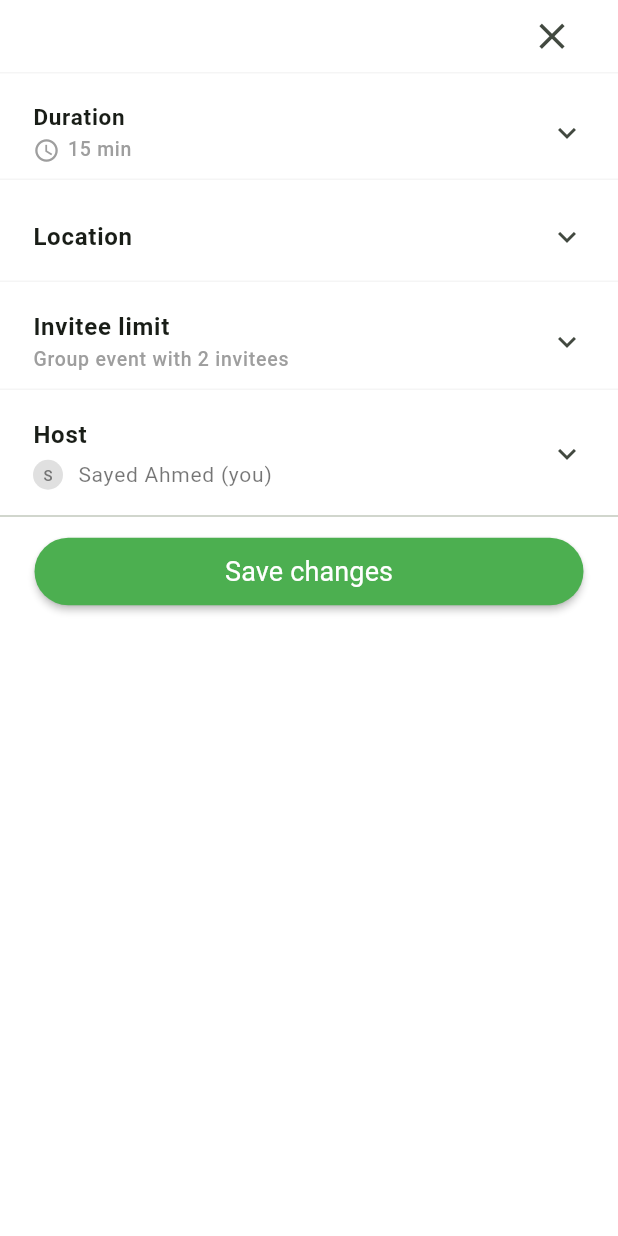
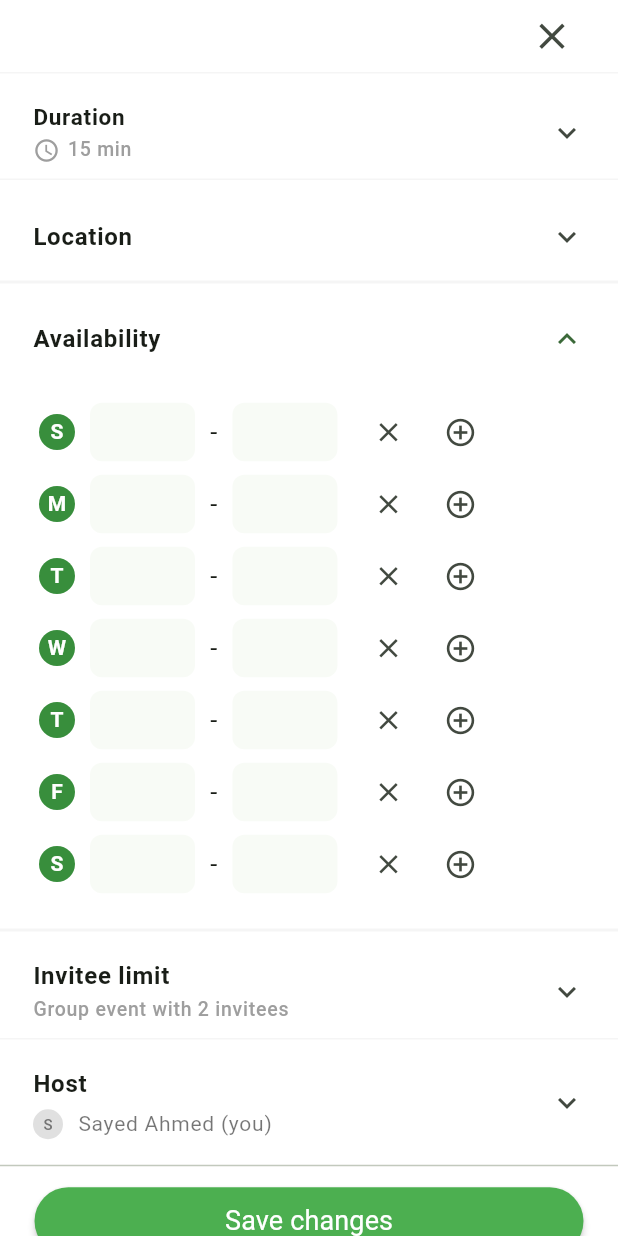
Before and after one commit to sayedmaltan/Timease, a Flutter app: the CreateNewEventScreen screen opened by its route, on a phone screen of 412 x 824 dp. Run offline on Flutter 3.47's test engine with Material 3 defaults, Android fonts, the phone set to English and light mode, and no system bars; our stand-ins replace dartz, dio, flutter_bloc, fluttertoast, get_it, go_router and 4 more; accounts and stored records are empty.

Commit message:
add availability box

```diff
--- a/timease_mobile/lib/core/utils/service_locator.dart
+++ b/timease_mobile/lib/core/utils/service_locator.dart
@@ -14,7 +14,7 @@ void setupServiceLocator() {
       PrettyDioLogger(
         requestHeader: true,
         requestBody: true,
-        filter: (options, args) => true, // Ensure logging everything
+        filter: (options, args) => true,
       ),
     )
     ..options.headers["Authorization"] =
--- a/timease_mobile/lib/features/event/data/repos/event_repo_impl.dart
+++ b/timease_mobile/lib/features/event/data/repos/event_repo_impl.dart
@@ -1,6 +1,5 @@
 import 'package:dio/dio.dart';
 import 'package:dartz/dartz.dart';
-import 'package:flutter/cupertino.dart';
 import 'package:timease_mobile/core/errors/failure.dart';
 import 'package:timease_mobile/core/utils/api_service.dart';
 import 'package:timease_mobile/features/event/data/models/event_model.dart';
@@ -39,7 +38,6 @@ class EventRepoImpl implements EventRepo {
       );
       return right(true);
     } catch (e) {
-      debugPrint("999999999999999999999999999999");
       if (e is DioException) {
         return left(ServerFailure.fromDioError(dioError: e));
       }
--- a/timease_mobile/lib/features/event/presentation/views/create_new_event_screen.dart
+++ b/timease_mobile/lib/features/event/presentation/views/create_new_event_screen.dart
@@ -1,6 +1,8 @@
 import 'package:flutter/material.dart';
 import 'package:go_router/go_router.dart';
 import 'package:timease_mobile/core/widgets/custom_full_button.dart';
+import 'package:timease_mobile/features/event/presentation/views/custom_create_event_availabilty.dart';
+import 'package:timease_mobile/features/event/presentation/views/widgets/custom_create_event_availabilty_row.dart';
 import 'package:timease_mobile/features/event/presentation/views/widgets/custom_create_event_divider.dart';
 import 'package:timease_mobile/features/event/presentation/views/widgets/custom_create_event_host.dart';
 import 'package:timease_mobile/features/event/presentation/views/widgets/custom_create_event_invitee.dart';
@@ -35,6 +37,8 @@ class _CreateNewEventScreenState extends State<CreateNewEventScreen> {
   TextEditingController inviteeLimitController =
   TextEditingController(text: '2');
   var formKey = GlobalKey<FormState>();
+  List<String> days = ['S', 'M', 'T', 'W', 'T', 'F', 'S'];
+  bool isDayUnavailable = false;
 
   @override
   Widget build(BuildContext context) {
@@ -42,6 +46,7 @@ class _CreateNewEventScreenState extends State<CreateNewEventScreen> {
       body: Form(
         key: formKey,
         child: SafeArea(
+          child: SingleChildScrollView(
             child: Column(
               crossAxisAlignment: CrossAxisAlignment.start,
               children: [
@@ -93,6 +98,8 @@ class _CreateNewEventScreenState extends State<CreateNewEventScreen> {
                   onExpansionChanged: (value) {},
                 ),
                 CustomCreateEventDivider(),
+                CustomCreateEventAvailability(days: days),
+                CustomCreateEventDivider(),
                 CustomCreateEventInvitee(
                   inviteeLimitController: inviteeLimitController,
                   isOpen: isInviteeOpen,
@@ -126,9 +133,11 @@ class _CreateNewEventScreenState extends State<CreateNewEventScreen> {
             ),
           ),
         ),
+      ),
     );
   }
 }
+
 
 Map<String, String> getDuration(
     {required TextEditingController customController,
--- /dev/null
+++ b/timease_mobile/lib/features/event/presentation/views/custom_create_event_availabilty.dart
@@ -0,0 +1,64 @@
+import 'package:flutter/material.dart';
+import 'package:timease_mobile/features/event/presentation/views/widgets/custom_create_event_availabilty_row.dart';
+
+import '../../../../constants.dart';
+
+class CustomCreateEventAvailability extends StatefulWidget {
+  const CustomCreateEventAvailability({
+    super.key,
+    required this.days,
+  });
+
+  final List<String> days;
+
+  @override
+  State<CustomCreateEventAvailability> createState() => _CustomCreateEventAvailabilityState();
+}
+
+class _CustomCreateEventAvailabilityState extends State<CustomCreateEventAvailability> {
+ List<bool> isUnavailable=List.filled(7, false);
+  @override
+  Widget build(BuildContext context) {
+    return Theme(
+      data: Theme.of(context).copyWith(
+        dividerColor: kSecPrimaryColor.shade100,
+      ),
+      child: ExpansionTile(
+        initiallyExpanded: true,
+        title: Text(
+          "Availability",
+          style: TextStyle(fontSize: 16, fontWeight: FontWeight.bold),
+        ),
+        tilePadding: EdgeInsets.only(left: 22, top: 9, right: 22),
+        childrenPadding: EdgeInsets.only(left: 22, right: 22, top: 10),
+        children: [
+          SizedBox(
+            height: 355,
+            child: ListView.builder(
+              physics: NeverScrollableScrollPhysics(),
+              itemCount: 7,
+              itemBuilder: (context, index) {
+                return CustomCreateEventAvailabilityRow(
+                  day: widget.days[index],
+                  startTimeController: TextEditingController(),
+                  endTimeController: TextEditingController(),
+                  isUnavailable:isUnavailable[index] ,
+                  onRemove: () {
+                    setState(() {
+                      isUnavailable[index]=true;
+                    });
+                  },
+                  onAdd:() {
+                    setState(() {
+                      isUnavailable[index]=false;
+                    });
+                  } ,
+                );
+              },
+            ),
+          ),
+        ],
+      ),
+    );
+  }
+}
--- a/timease_mobile/lib/features/event/presentation/views/events_screen_view_body.dart
+++ b/timease_mobile/lib/features/event/presentation/views/events_screen_view_body.dart
@@ -1,5 +1,6 @@
 import 'package:flutter/material.dart';
 import 'package:flutter_bloc/flutter_bloc.dart';
+import 'package:timease_mobile/core/utils/function/logout.dart';
 import 'package:timease_mobile/core/utils/service_locator.dart';
 import 'package:timease_mobile/core/widgets/custom_shimmer_loading.dart';
 import 'package:timease_mobile/features/event/data/repos/event_repo_impl.dart';
@@ -92,6 +93,10 @@ class _EventsScreenViewBodyState extends State<EventsScreenViewBody> {
         listener: (context, state) {
           if (state is GetUserEventsSuccess) {
           } else if (state is GetUserEventsFailure) {
+            if(state.errMessage=='JWT token has expired')
+              {
+                logout(context: context);
+              }
           } else if (state is GetUserEventsLoading) {}
         },
       ),
--- /dev/null
+++ b/timease_mobile/lib/features/event/presentation/views/widgets/custom_create_event_availabilty_row.dart
@@ -0,0 +1,77 @@
+import 'package:flutter/material.dart';
+import 'package:timease_mobile/constants.dart';
+import 'custom_create_event_form_field.dart';
+
+class CustomCreateEventAvailabilityRow extends StatelessWidget {
+  final String day;
+  final TextEditingController startTimeController;
+  final TextEditingController endTimeController;
+  final bool isUnavailable;
+  final VoidCallback onRemove;
+  final VoidCallback onAdd;
+
+  const CustomCreateEventAvailabilityRow({
+    super.key,
+    required this.day,
+    required this.startTimeController,
+    required this.endTimeController,
+    required this.isUnavailable,
+    required this.onRemove,
+    required this.onAdd,
+  });
+
+  @override
+  Widget build(BuildContext context) {
+    return Padding(
+      padding: const EdgeInsets.only(left: 4.0),
+      child: Row(
+        children: [
+          CircleAvatar(
+            radius: 12,
+            backgroundColor: kPrimaryColor.shade700,
+            child: Text(
+              day,
+              style: TextStyle(
+                  color: Colors.white,
+                  fontSize: 14,
+                  fontWeight: FontWeight.bold),
+            ),
+          ),
+          const SizedBox(width: 10),
+          isUnavailable
+              ? Text('Unavailable')
+              : Row(
+                  children: [
+                    CustomCreateEventFormField(
+                        endTimeController: startTimeController),
+                    const SizedBox(width: 10),
+                    Text('-',
+                        style: TextStyle(
+                          fontSize: 17,
+                        )),
+                    const SizedBox(width: 10),
+                    CustomCreateEventFormField(
+                      endTimeController: endTimeController,
+                    ),
+                  ],
+                ),
+          const SizedBox(width: 10),
+          if (!isUnavailable)
+            IconButton(
+                icon: Icon(
+                  Icons.close,
+                  size: 21,
+                ),
+                onPressed: onRemove),
+          IconButton(
+            icon: Icon(
+              Icons.add_circle_outline,
+              size: 22,
+            ),
+            onPressed: onAdd
+          ),
+        ],
+      ),
+    );
+  }
+}
--- /dev/null
+++ b/timease_mobile/lib/features/event/presentation/views/widgets/custom_create_event_form_field.dart
@@ -0,0 +1,31 @@
+import 'package:flutter/material.dart';
+
+class CustomCreateEventFormField extends StatelessWidget {
+  const CustomCreateEventFormField({
+    super.key,
+    required this.endTimeController,
+  });
+
+  final TextEditingController endTimeController;
+
+  @override
+  Widget build(BuildContext context) {
+    return SizedBox(
+      height: 39,
+      width: 70,
+      child: TextFormField(
+        controller: endTimeController,
+        decoration: InputDecoration(
+          filled: true,
+          fillColor: Color(0xFFF8FBF6),
+          border: OutlineInputBorder(
+            borderRadius: BorderRadius.circular(8.0),
+            borderSide: BorderSide.none, // Optional: Remove border
+          ),
+          contentPadding: EdgeInsets.symmetric(vertical: 10, horizontal: 10),
+        ),
+        textAlign: TextAlign.center,
+      ),
+    );
+  }
+}
--- a/timease_mobile/lib/features/event/presentation/views/widgets/events_list.dart
+++ b/timease_mobile/lib/features/event/presentation/views/widgets/events_list.dart
@@ -3,7 +3,6 @@ import 'package:timease_mobile/constants.dart';
 import 'package:timease_mobile/core/utils/cash_helper.dart';
 import 'package:timease_mobile/features/event/data/models/event_model.dart';
 import 'package:timease_mobile/features/event/presentation/views/widgets/custom_event_container.dart';
-
 import '../../manger/event_cubit/user_events_cubit.dart';
 
 class EventsList extends StatelessWidget {
--- a/timease_mobile/lib/features/home/presentation/views/widgets/custom_floating_action_button.dart
+++ b/timease_mobile/lib/features/home/presentation/views/widgets/custom_floating_action_button.dart
@@ -1,7 +1,8 @@
 import 'package:flutter/material.dart';
 import 'package:go_router/go_router.dart';
 import 'package:timease_mobile/constants.dart';
-import 'package:timease_mobile/core/utils/app_router.dart';
+import '../../../../../core/utils/app_router.dart';
+
 
 class CustomFloatingActionButton extends StatelessWidget {
   const CustomFloatingActionButton({
@@ -13,6 +14,7 @@ class CustomFloatingActionButton extends StatelessWidget {
     return FloatingActionButton(
       backgroundColor: kPrimaryColor,
       shape: CircleBorder(),
+
       onPressed: () {
         context.push(AppRouter.createNewEventScreen);
       },
```
Also changed, not shown: timease_mobile/lib/core/errors/failure.dart (+7 -1 lines), timease_mobile/lib/core/utils/api_service.dart (+16 -11 lines), timease_mobile/lib/core/utils/function/logout.dart (added, +12 -0 lines), timease_mobile/lib/features/authentication/data/repos/auth_repo_impl.dart (+1 -10 lines), timease_mobile/lib/features/event/presentation/manger/event_cubit/user_events_cubit.dart (+0 -7 lines), timease_mobile/lib/features/meeting/presentation/views/mettings_screen_view_body.dart (+5 -12 lines), timease_mobile/lib/features/meeting/presentation/views/widgets/custom_metting_box.dart (added, +77 -0 lines), timease_mobile/lib/features/notification/presentation/views/notifications_screen_view_body.dart (+2 -7 lines), 4 other files. Lines whose indentation alone changed are shown as unchanged.
